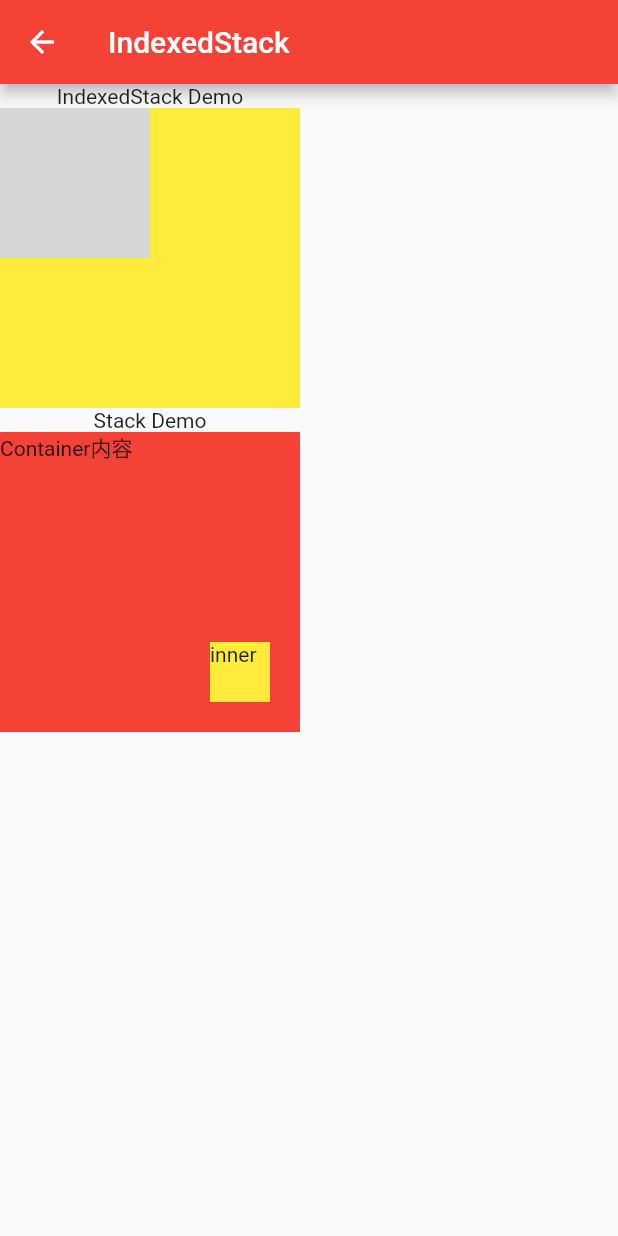
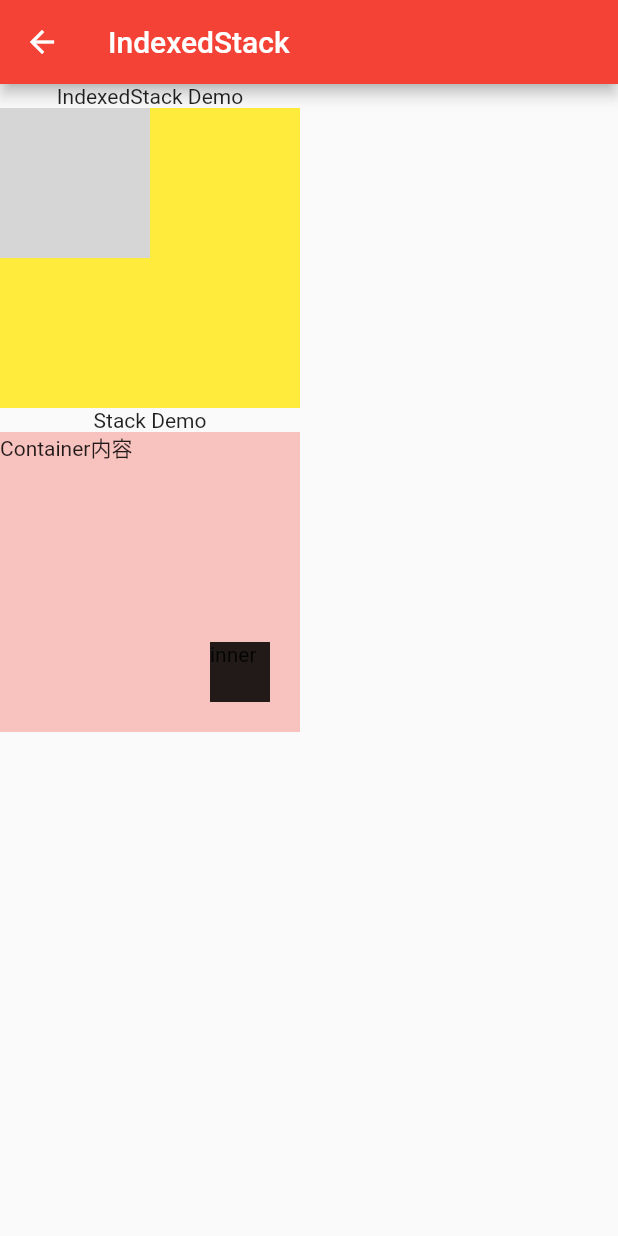
Before and after one commit to Niubaobao/share_flutter_demo, a Flutter app: the IndexedStackDemo screen opened directly, on a phone screen of 412 x 824 dp. Run offline on Flutter 3.47's test engine with Material 2 defaults, Android fonts, the phone set to English and light mode, and no system bars; missing offline and left inert: xhb_widget; network calls fail; grey boxes are pictures that could not be loaded.

Commit message:
怎么写一个library demo

```diff
--- a/lib/widgets/indexed_stack/indexed_stack.dart
+++ b/lib/widgets/indexed_stack/indexed_stack.dart
@@ -39,7 +39,7 @@ class _IndexedStackDemoState extends State<IndexedStackDemo> {
           Stack(
             children: [
               Container(
-                color: Colors.red,
+                color: Colors.red.withOpacity(0.3),
                 width: 200,
                 height: 200,
                 child: Text('Container内容'),
@@ -48,7 +48,8 @@ class _IndexedStackDemoState extends State<IndexedStackDemo> {
                 bottom: 20,
                 right: 20,
                 child: Container(
-                  color: Colors.yellow,
+                  decoration: BoxDecoration(color: Colors.blue).copyWith(color: Colors.black87),
+                  // color: Colors.yellow,
                   height: 40,
                   width: 40,
                   child: Text('inner'),
```
Also changed, not shown: lib/pages/other_page/other_page.dart (+27 -10 lines), lib/pages/other_page/stack1.dart (added, +11 -0 lines).
